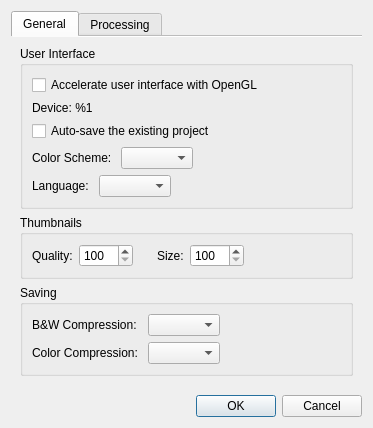
First picture: the form in ui/SettingsDialog.ui, repository 4lex4/scantailor-advanced, before the edit.
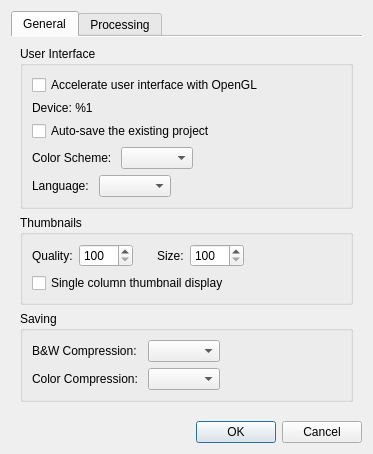
Second picture: the form after the edit.

Commit message: Add option for single column thumbnail display

The edit to the form file:
```diff
--- a/ui/SettingsDialog.ui
+++ b/ui/SettingsDialog.ui
@@ -7,7 +7,7 @@
     <x>0</x>
     <y>0</y>
     <width>337</width>
-    <height>394</height>
+    <height>419</height>
    </rect>
   </property>
   <property name="windowTitle">
@@ -119,9 +119,11 @@
          <property name="title">
           <string>Thumbnails</string>
          </property>
-         <layout class="QHBoxLayout" name="horizontalLayout_5">
+         <layout class="QVBoxLayout" name="verticalLayout_7">
           <item>
-           <layout class="QHBoxLayout" name="horizontalLayout_6">
+           <layout class="QHBoxLayout" name="horizontalLayout_8">
+            <item>
+             <layout class="QHBoxLayout" name="horizontalLayout_9">
             <item>
              <widget class="QLabel" name="thumbnailQualityLabel">
               <property name="text">
@@ -148,7 +150,7 @@
            </layout>
           </item>
           <item>
-           <spacer name="horizontalSpacer_5">
+             <spacer name="horizontalSpacer_7">
             <property name="orientation">
              <enum>Qt::Horizontal</enum>
             </property>
@@ -191,7 +193,7 @@
            </layout>
           </item>
           <item>
-           <spacer name="horizontalSpacer_6">
+             <spacer name="horizontalSpacer_8">
             <property name="orientation">
              <enum>Qt::Horizontal</enum>
             </property>
@@ -202,6 +204,15 @@
              </size>
             </property>
            </spacer>
+            </item>
+           </layout>
+          </item>
+          <item>
+           <widget class="QCheckBox" name="singleColumnThumbnailsCB">
+            <property name="text">
+             <string>Single column thumbnail display</string>
+            </property>
+           </widget>
           </item>
          </layout>
         </widget>
```
Left out of the diff: 2 changed lines with no effect on the pictures. Lines whose indentation alone changed are shown as unchanged. The commit also changes 4 other files.
